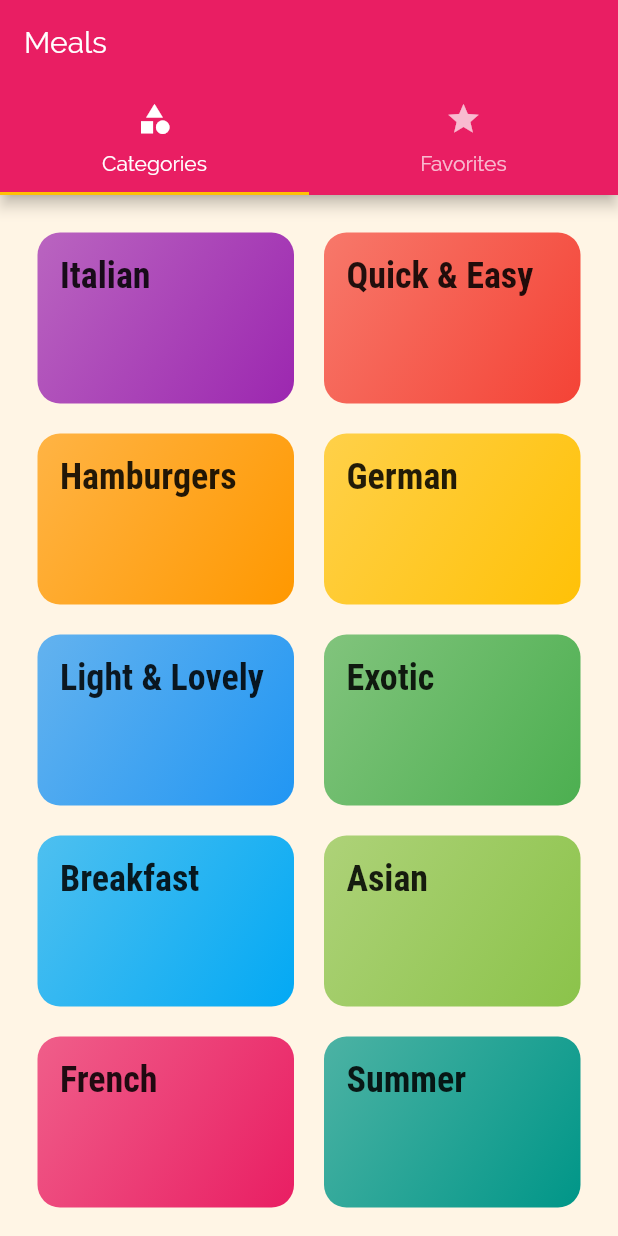
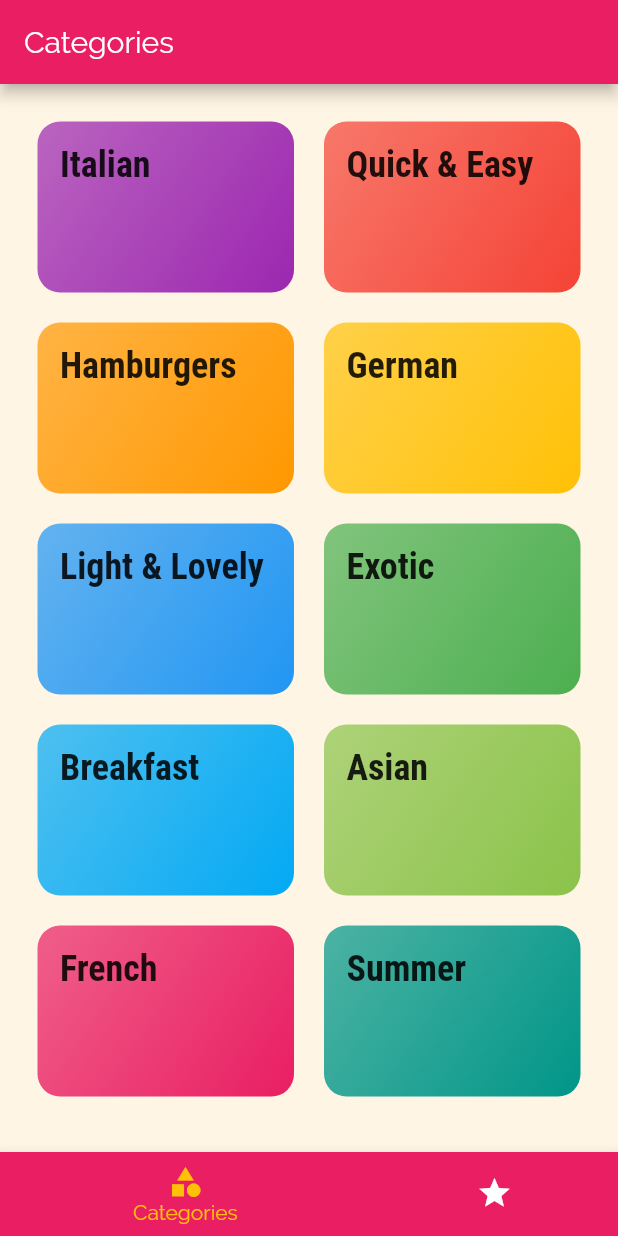
Before and after one commit to flamingdarts/flutter-meal-app, a Flutter app: the screen it shows after launch, on a phone screen of 412 x 824 dp. Run offline on Flutter 3.47's test engine with Material 2 defaults, Android fonts, the phone set to English and light mode, and no system bars.

```diff
--- a/lib/screens/tabs_screen.dart
+++ b/lib/screens/tabs_screen.dart
@@ -8,29 +8,44 @@ class TabsScreen extends StatefulWidget {
 }
 
 class _TabsScreenState extends State<TabsScreen> {
+  final List<Map<String, Object>> _pages = [
+    {'page': CategoriesScreen(), 'title': 'Categories'},
+    {'page': FavoriteScreen(), 'title': 'Your Favorites'}
+  ];
+  int _selectedPageIndex = 0;
+
+  void _selectPage(int index) {
+    setState(() {
+      _selectedPageIndex = index;
+    });
+  }
+
   @override
   Widget build(BuildContext context) {
-    return DefaultTabController(
-      length: 2,
-      child: Scaffold(
-        appBar: AppBar(
-          title: Text('Meals'),
-          bottom: TabBar(
-            tabs: <Widget>[
-              Tab(
-                icon: Icon(Icons.category),
-                text: 'Categories',
-              ),
-              Tab(
-                icon: Icon(Icons.star),
-                text: 'Favorites',
-              )
-            ],
+    return Scaffold(
+      appBar: AppBar(
+        title: Text(_pages[_selectedPageIndex]['title']),
+      ),
+      body: _pages[_selectedPageIndex]['page'],
+      bottomNavigationBar: BottomNavigationBar(
+        onTap: _selectPage,
+        items: [
+          BottomNavigationBarItem(
+            backgroundColor: Theme.of(context).primaryColor,
+            icon: Icon(Icons.category),
+            title: Text('Categories'),
           ),
-        ),
-        body: TabBarView(
-          children: <Widget>[CategoriesScreen(), FavoriteScreen()],
-        ),
+          BottomNavigationBarItem(
+            backgroundColor: Theme.of(context).primaryColor,
+            icon: Icon(Icons.star),
+            title: Text('Favorites'),
+          )
+        ],
+        backgroundColor: Theme.of(context).primaryColor,
+        unselectedItemColor: Colors.white,
+        selectedItemColor: Theme.of(context).accentColor,
+        currentIndex: _selectedPageIndex,
+        type: BottomNavigationBarType.shifting,
       ),
     );
   }
```
